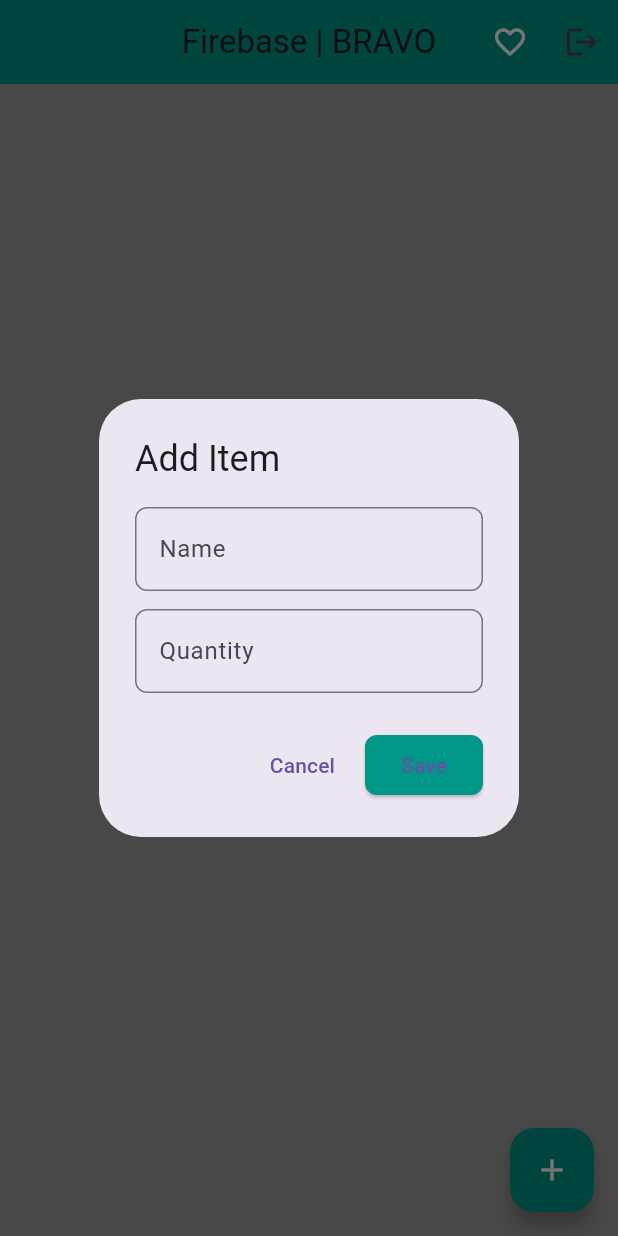
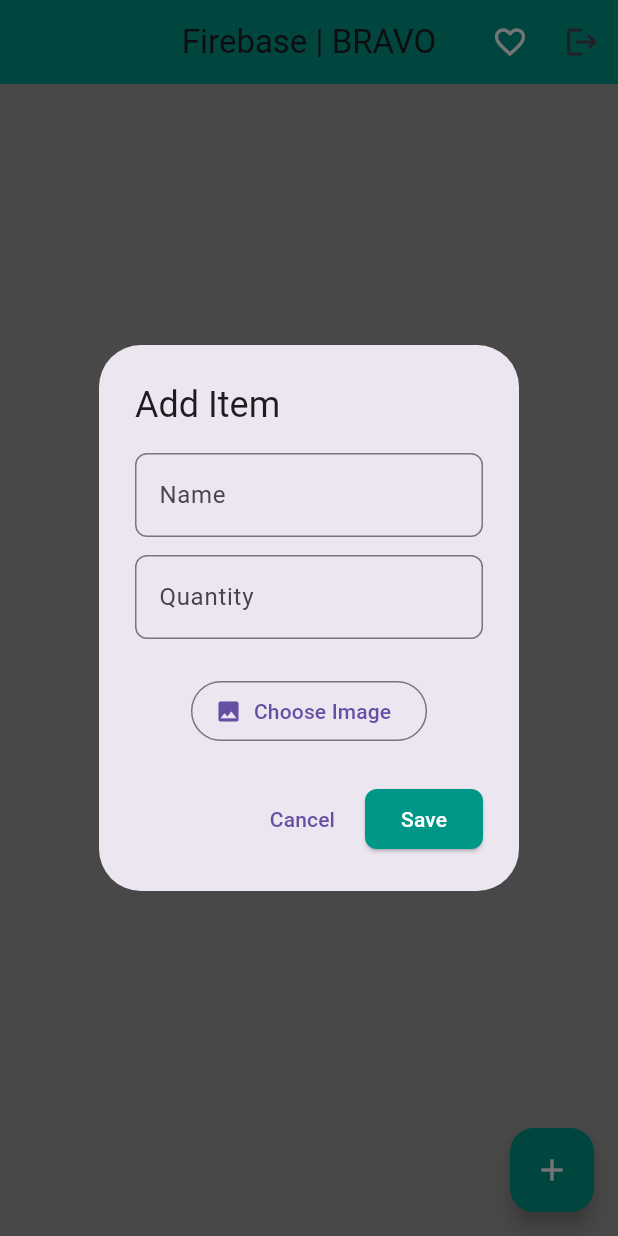
Before and after one commit to jnbrv/firebase-google-sign-in-email, a Flutter app: the screen it shows once a user with an empty profile is signed in, after a tap on the "add" icon, on a phone screen of 412 x 824 dp. Run offline on Flutter 3.47's test engine with Material 3 defaults, Android fonts, the phone set to English and light mode, and no system bars; our stand-ins replace cloud_firestore, firebase_auth, firebase_core, google_sign_in, image_picker; missing offline and left inert: cloudinary_public; accounts and stored records are empty.

Commit message:
Add Cloudinary image upload functionality

```diff
--- a/lib/CrudService.dart
+++ b/lib/CrudService.dart
@@ -1,15 +1,37 @@
 import 'package:cloud_firestore/cloud_firestore.dart';
+import 'package:cloudinary_public/cloudinary_public.dart';
+import 'package:image_picker/image_picker.dart';
 
 class CrudService {
   final CollectionReference items = FirebaseFirestore.instance.collection(
     'items',
   );
 
+  // CLOUDINARY CONFIGURATION
+  final CloudinaryPublic cloudinary = CloudinaryPublic(
+    'kd6tzxro',
+    'flutter_unsigned',
+    cache: false,
+  );
+
+  // UPLOAD IMAGE TO CLOUDINARY
+  Future<String> uploadImage(XFile image) async {
+    final response = await cloudinary.uploadFile(
+      CloudinaryFile.fromFile(
+        image.path,
+        resourceType: CloudinaryResourceType.Image,
+      ),
+    );
+
+    return response.secureUrl;
+  }
+
   // CREATE
-  Future<void> addItem(String name, String quantity) async {
+  Future<void> addItem(String name, String quantity, {String? imageUrl}) async {
     await items.add({
       'name': name,
       'quantity': quantity,
+      'imageUrl': imageUrl,
       'favorite': false,
       'createdAt': FieldValue.serverTimestamp(),
     });
--- a/lib/home_page.dart
+++ b/lib/home_page.dart
@@ -1,5 +1,8 @@
+import 'dart:io';
+
 import 'package:flutter/material.dart';
 import 'package:cloud_firestore/cloud_firestore.dart';
+import 'package:image_picker/image_picker.dart';
 
 import 'CrudService.dart';
 import 'auth_service.dart';
@@ -16,6 +19,7 @@ class _HomePageState extends State<HomePage> {
   final CrudService service = CrudService();
   final TextEditingController _nameController = TextEditingController();
   final TextEditingController _quantityController = TextEditingController();
+
   bool showFavoritesOnly = false;
 
   @override
@@ -92,7 +96,6 @@ class _HomePageState extends State<HomePage> {
 
           var docs = snapshot.data!.docs;
 
-          // Filter favorites
           if (showFavoritesOnly) {
             docs = docs.where((doc) {
               final data = doc.data() as Map<String, dynamic>;
@@ -113,10 +116,11 @@ class _HomePageState extends State<HomePage> {
             padding: const EdgeInsets.all(8),
             itemCount: docs.length,
             itemBuilder: (context, index) {
-              var item = docs[index];
-              var data = item.data() as Map<String, dynamic>;
+              final item = docs[index];
+              final data = item.data() as Map<String, dynamic>;
 
-              bool isFavorite = data['favorite'] == true;
+              final bool isFavorite = data['favorite'] == true;
+              final String? imageUrl = data['imageUrl'] as String?;
 
               return Card(
                 elevation: 3,
@@ -129,6 +133,22 @@ class _HomePageState extends State<HomePage> {
                     horizontal: 16,
                     vertical: 8,
                   ),
+
+                  // DISPLAY UPLOADED IMAGE
+                  leading: imageUrl != null && imageUrl.isNotEmpty
+                      ? ClipRRect(
+                          borderRadius: BorderRadius.circular(8),
+                          child: Image.network(
+                            imageUrl,
+                            width: 60,
+                            height: 60,
+                            fit: BoxFit.cover,
+                            errorBuilder: (context, error, stackTrace) {
+                              return const Icon(Icons.broken_image, size: 40);
+                            },
+                          ),
+                        )
+                      : const Icon(Icons.image, size: 40, color: Colors.grey),
 
                   title: Text(
                     data['name'] ?? '',
@@ -146,7 +166,6 @@ class _HomePageState extends State<HomePage> {
                   trailing: Row(
                     mainAxisSize: MainAxisSize.min,
                     children: [
-                      // Favorite button
                       IconButton(
                         onPressed: () {
                           service.toggleFavorite(item.id, isFavorite);
@@ -156,16 +175,12 @@ class _HomePageState extends State<HomePage> {
                           color: isFavorite ? Colors.red : Colors.grey,
                         ),
                       ),
-
-                      // Edit button
                       IconButton(
                         onPressed: () {
                           openEditDialog(context, item);
                         },
                         icon: const Icon(Icons.edit, color: Colors.orange),
                       ),
-
-                      // Delete button
                       IconButton(
                         onPressed: () {
                           _confirmDelete(context, item.id);
@@ -209,16 +224,23 @@ class _HomePageState extends State<HomePage> {
     );
   }
 
-  // ADD ITEM
+  // ADD ITEM WITH IMAGE
   void openAddDialog(BuildContext context) {
     _nameController.clear();
     _quantityController.clear();
 
+    XFile? selectedImage;
+    bool isUploading = false;
+
     showDialog(
       context: context,
-      builder: (_) => AlertDialog(
+      builder: (dialogContext) {
+        return StatefulBuilder(
+          builder: (context, updateDialog) {
+            return AlertDialog(
               title: const Text('Add Item'),
-        content: Column(
+              content: SingleChildScrollView(
+                child: Column(
                   mainAxisSize: MainAxisSize.min,
                   children: [
                     TextField(
@@ -243,37 +265,132 @@ class _HomePageState extends State<HomePage> {
                         ),
                       ),
                     ),
+
+                    const SizedBox(height: 16),
+
+                    // IMAGE PREVIEW
+                    if (selectedImage != null)
+                      ClipRRect(
+                        borderRadius: BorderRadius.circular(8),
+                        child: Image.file(
+                          File(selectedImage!.path),
+                          height: 150,
+                          width: 150,
+                          fit: BoxFit.cover,
+                        ),
+                      ),
+
+                    const SizedBox(height: 8),
+
+                    // SELECT IMAGE
+                    OutlinedButton.icon(
+                      onPressed: isUploading
+                          ? null
+                          : () async {
+                              final picker = ImagePicker();
+
+                              final image = await picker.pickImage(
+                                source: ImageSource.gallery,
+                              );
+
+                              if (image != null) {
+                                updateDialog(() {
+                                  selectedImage = image;
+                                });
+                              }
+                            },
+                      icon: const Icon(Icons.image),
+                      label: const Text('Choose Image'),
+                    ),
                   ],
                 ),
+              ),
+
               actions: [
                 TextButton(
-            onPressed: () => Navigator.pop(context),
+                  onPressed: isUploading
+                      ? null
+                      : () => Navigator.pop(dialogContext),
                   child: const Text('Cancel'),
                 ),
 
                 ElevatedButton(
-            onPressed: () async {
-              if (_nameController.text.trim().isNotEmpty &&
-                  _quantityController.text.trim().isNotEmpty) {
+                  onPressed: isUploading
+                      ? null
+                      : () async {
+                          if (_nameController.text.trim().isEmpty ||
+                              _quantityController.text.trim().isEmpty) {
+                            ScaffoldMessenger.of(context).showSnackBar(
+                              const SnackBar(
+                                content: Text(
+                                  'Please enter the item name and quantity.',
+                                ),
+                              ),
+                            );
+                            return;
+                          }
+
+                          if (selectedImage == null) {
+                            ScaffoldMessenger.of(context).showSnackBar(
+                              const SnackBar(
+                                content: Text('Please choose an image.'),
+                              ),
+                            );
+                            return;
+                          }
+
+                          updateDialog(() {
+                            isUploading = true;
+                          });
+
+                          try {
+                            // UPLOAD IMAGE TO CLOUDINARY
+                            final imageUrl = await service.uploadImage(
+                              selectedImage!,
+                            );
+
+                            // SAVE ITEM AND IMAGE URL TO FIRESTORE
                             await service.addItem(
                               _nameController.text.trim(),
                               _quantityController.text.trim(),
+                              imageUrl: imageUrl,
                             );
 
-                if (!context.mounted) return;
-                Navigator.pop(context);
+                            if (!dialogContext.mounted) return;
+                            Navigator.pop(dialogContext);
+                          } catch (e) {
+                            updateDialog(() {
+                              isUploading = false;
+                            });
+
+                            ScaffoldMessenger.of(context).showSnackBar(
+                              SnackBar(content: Text('Upload failed: $e')),
+                            );
                           }
                         },
                   style: ElevatedButton.styleFrom(
                     backgroundColor: Colors.teal,
+                    foregroundColor: Colors.white,
                     shape: RoundedRectangleBorder(
                       borderRadius: BorderRadius.circular(8),
                     ),
                   ),
-            child: const Text('Save'),
+                  child: isUploading
+                      ? const SizedBox(
+                          height: 20,
+                          width: 20,
+                          child: CircularProgressIndicator(
+                            strokeWidth: 2,
+                            color: Colors.white,
+                          ),
+                        )
+                      : const Text('Save'),
                 ),
               ],
-      ),
+            );
+          },
+        );
+      },
     );
   }
 
--- a/pubspec.yaml
+++ b/pubspec.yaml
@@ -38,6 +38,8 @@ dependencies:
   firebase_auth: ^5.0.0
   google_sign_in: ^6.2.0
   cloud_firestore: ^5.6.12
+  cloudinary_public: ^0.23.1
+  image_picker: ^1.0.0
 
 dev_dependencies:
   flutter_test:
```
Also changed, not shown: pubspec.lock, 7 other files. Lines whose indentation alone changed are shown as unchanged.
